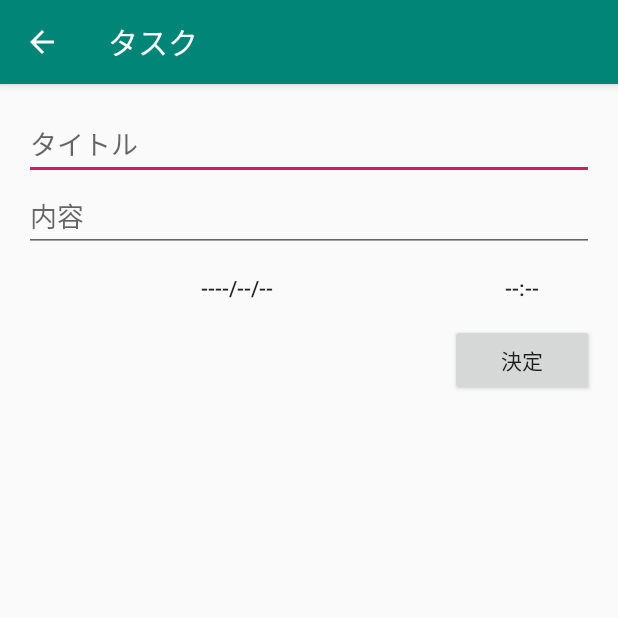
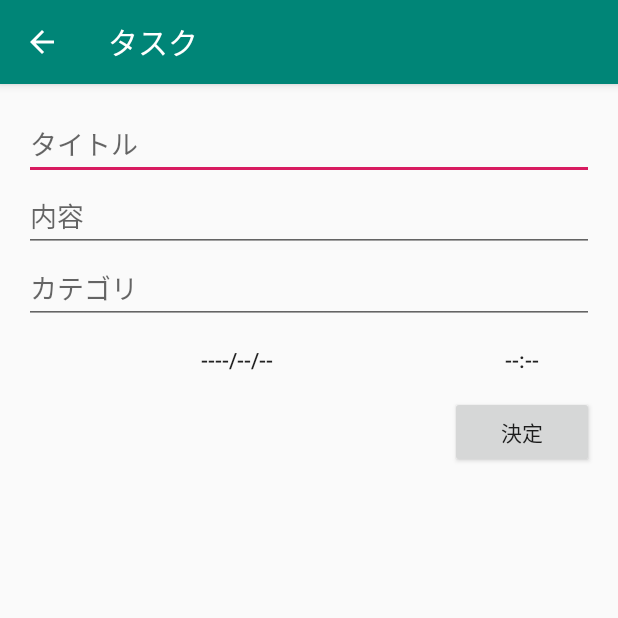
Before and after one commit to konishikouhei72/TaskApp, an Android app: the InputActivity screen opened directly, with no data from a screen before it, on a phone screen of 412 x 824 dp, the top half of it. Run offline under Robolectric (Android 15) with nearby library versions, the phone set to English and light mode, and no system bars; libraries missing offline, so code that uses them is left out: io.realm, jp.techacademy.konishi; 3 statements that could not run were skipped.

Commit message:
taskapp カテゴリ追加

```diff
--- a/app/src/main/java/jp/techacademy/konishi/kouhei/taskapp/InputActivity.kt
+++ b/app/src/main/java/jp/techacademy/konishi/kouhei/taskapp/InputActivity.kt
@@ -90,6 +90,7 @@ class InputActivity : AppCompatActivity() {
             // 更新の場合
             title_edit_text.setText(mTask!!.title)
             content_edit_text.setText(mTask!!.contents)
+            category_edit_text.setText(mTask!!.category)
 
             val calendar = Calendar.getInstance()
             calendar.time = mTask!!.date
@@ -132,12 +133,14 @@ class InputActivity : AppCompatActivity() {
 
         val title = title_edit_text.text.toString()
         val content = content_edit_text.text.toString()
+        val category = category_edit_text.text.toString()
 
         mTask!!.title = title
         mTask!!.contents = content
         val calendar = GregorianCalendar(mYear, mMonth, mDay, mHour, mMinute)
         val date = calendar.time
         mTask!!.date = date
+        mTask!!.category = category
 
         realm.copyToRealmOrUpdate(mTask!!)
         realm.commitTransaction()
--- a/app/src/main/java/jp/techacademy/konishi/kouhei/taskapp/Task.kt
+++ b/app/src/main/java/jp/techacademy/konishi/kouhei/taskapp/Task.kt
@@ -9,7 +9,7 @@ open class Task : RealmObject(), Serializable {
     var title: String = ""      // タイトル
     var contents: String = ""   // 内容
     var date: Date = Date()     // 日時
-    var category: String = ""   // カテゴリ
+    var category: String = ""     // カテゴリ
 
     // id をプライマリーキーとして設定
     @PrimaryKey
--- a/app/src/main/res/layout/content_input.xml
+++ b/app/src/main/res/layout/content_input.xml
@@ -24,11 +24,17 @@
         android:layout_height="wrap_content"
         android:layout_below="@id/title_edit_text"
         android:hint="内容" />
+    <EditText
+        android:id="@+id/category_edit_text"
+        android:layout_width="match_parent"
+        android:layout_height="wrap_content"
+        android:layout_below="@id/content_edit_text"
+        android:hint="カテゴリ" />
     <Button
         android:id="@+id/date_button"
         android:layout_width="0dp"
         android:layout_height="wrap_content"
-        android:layout_below="@id/content_edit_text"
+        android:layout_below="@id/category_edit_text"
         android:layout_alignParentStart="true"
         android:layout_toLeftOf="@+id/times_button"
         android:text="----/--/--"
@@ -37,7 +43,7 @@
         android:id="@id/times_button"
         android:layout_width="96dp"
         android:layout_height="wrap_content"
-        android:layout_below="@id/content_edit_text"
+        android:layout_below="@id/category_edit_text"
         android:layout_alignParentRight="true"
         android:text="--:--"
         style="@style/Widget.AppCompat.Button.Borderless" />
```
